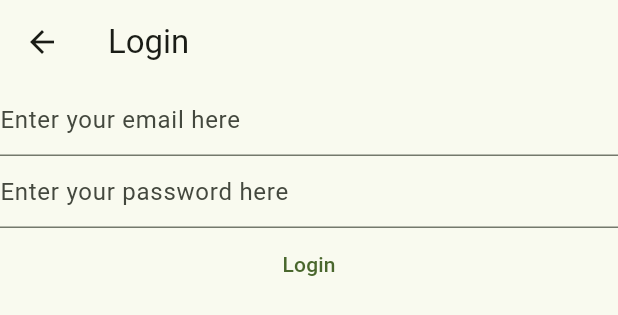
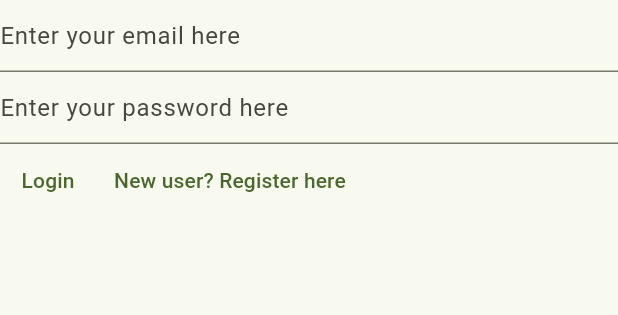
Before and after one commit to ignasvilimaitis/Flutter-Workout-Food-Tracking-Project, a Flutter app: the LoginView widget shown alone on an empty page, opened directly, on a phone screen of 412 x 824 dp. Shown: the top 315 px of the screen. Run offline on Flutter 3.47's test engine with Material 3 defaults, Android fonts, the phone set to English and light mode, and no system bars; our stand-ins replace firebase_auth, firebase_core; accounts and stored records are empty.

Commit message:
attempted to add switch between login and register (will continue)

```diff
--- a/lib/main.dart
+++ b/lib/main.dart
@@ -34,14 +34,13 @@ class HomePage extends StatelessWidget {
           builder: (context, asyncSnapshot) {
             switch (asyncSnapshot.connectionState) {
               case ConnectionState.done:
-              //final user = FirebaseAuth.instance.currentUser;
-              //final emailVerified = user?.emailVerified ?? false;
-              //if (emailVerified) {
-              //  return const Text('Done');// Check if logged in maybe? If logged in go to login view
-              //} else { // Here should be else if since they may not have even registered yet
-              //  return const VerifyEmail();
-              //}
-              return const LoginView();
+              final user = FirebaseAuth.instance.currentUser;
+              final emailVerified = user?.emailVerified ?? false;
+              if (emailVerified) {
+                return const LoginView();
+              } else {
+                return const VerifyEmail();
+              }
               default:
                 return const Text('Loading...');
             }
--- a/lib/views/login_view.dart
+++ b/lib/views/login_view.dart
@@ -1,7 +1,7 @@
-import 'package:firebase_core/firebase_core.dart';
+
 import 'package:flutter/material.dart';
 import 'package:firebase_auth/firebase_auth.dart';
-import 'package:flutter_application_1/firebase_options.dart';
+import 'package:flutter_application_1/views/register_view.dart';
 
 class LoginView extends StatefulWidget {
   const LoginView({super.key});
@@ -29,17 +29,6 @@ class _LoginViewState extends State<LoginView> {
   }
   @override
   Widget build(BuildContext context) {
-    return Scaffold(
-      appBar: AppBar(
-        title: const Text('Login'),
-        ),
-        body: FutureBuilder(
-          future: Firebase.initializeApp(
-            options: DefaultFirebaseOptions.currentPlatform,
-          ),
-          builder: (context, asyncSnapshot) {
-            switch (asyncSnapshot.connectionState) {
-              case ConnectionState.done:
     return Column(
       children: [
         TextField(
@@ -58,6 +47,8 @@ class _LoginViewState extends State<LoginView> {
             hintText: 'Enter your password here',
           ),
         ),
+        Row(
+          children: [
             TextButton(
             onPressed: () async {
               final email = _email.text;
@@ -77,15 +68,13 @@ class _LoginViewState extends State<LoginView> {
             },
             child: const Text('Login'),
             ),
+            TextButton(onPressed: () async {
+              //Navigator.of(context).push(MaterialPageRoute(builder: (context) => RegisterView()));
+            },
+             child: const Text('New user? Register here'))
           ],
-              );
-              default:
-                return const Text('Loading...');
-
-            }
-
-          }
         ),
+      ],
     );
 }
 }
```
Also changed, not shown: lib/views/register_view.dart (+0 -21 lines). Lines whose indentation alone changed are shown as unchanged.
